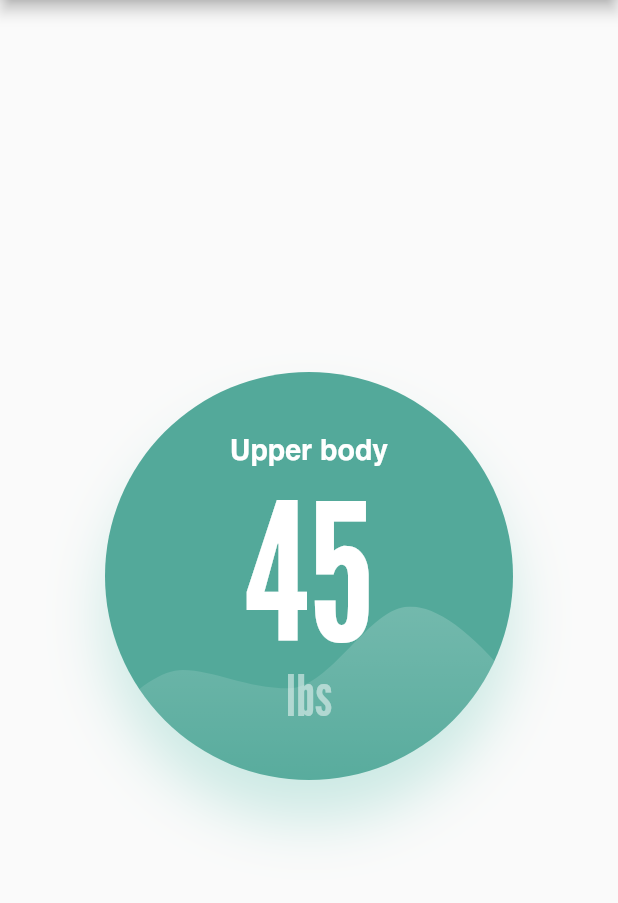
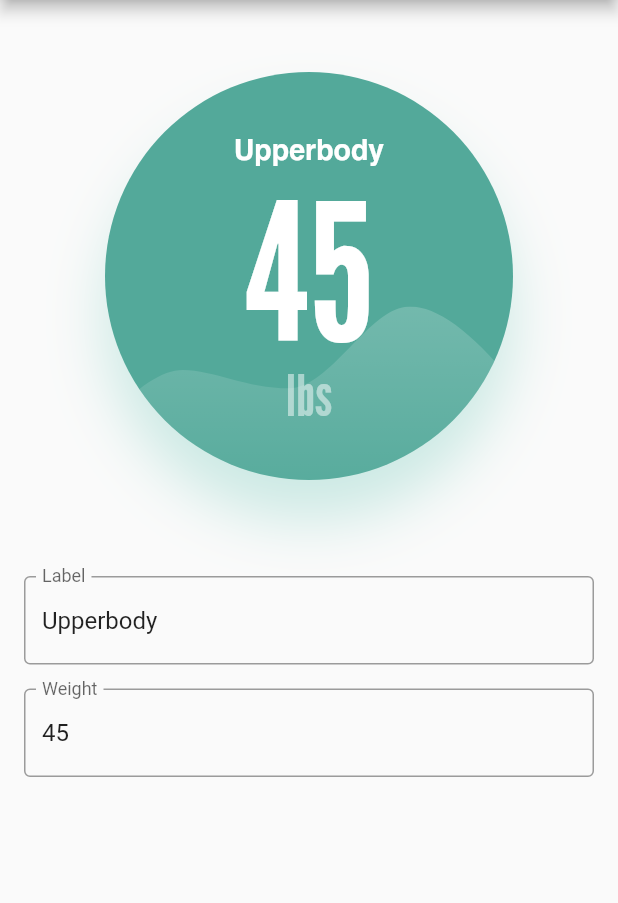
Before and after one commit to lhartman1/TonalChallenge, a Flutter app: the screen it shows after launch, on a phone screen of 412 x 824 dp, the part 84-987 px from its top. Run offline on Flutter 3.47's test engine with Material 2 defaults, Android fonts, the phone set to English and light mode, and no system bars; our stand-ins replace flutter_svg.

Commit message:
Add form for modifying the label and weight

```diff
--- a/lib/screens/home_page.dart
+++ b/lib/screens/home_page.dart
@@ -2,8 +2,16 @@ import 'package:flutter/material.dart';
 
 import '../widgets/metrics.dart';
 
-class HomePage extends StatelessWidget {
+class HomePage extends StatefulWidget {
   const HomePage({Key? key}) : super(key: key);
+
+  @override
+  State<HomePage> createState() => _HomePageState();
+}
+
+class _HomePageState extends State<HomePage> {
+  String _label = 'Upperbody';
+  String _weight = '45';
 
   @override
   Widget build(BuildContext context) {
@@ -11,9 +19,77 @@ class HomePage extends StatelessWidget {
       appBar: AppBar(
         title: const Text('Tonal Challenge'),
       ),
-      body: const Center(
-        child: Metrics('Upper body', '45'),
+      body: SingleChildScrollView(
+        child: Column(
+          mainAxisAlignment: MainAxisAlignment.spaceEvenly,
+          children: [
+            Padding(
+              padding: const EdgeInsets.symmetric(vertical: 48),
+              child: Metrics(_label, _weight),
+            ),
+            _buildForm(),
+          ],
+        ),
       ),
     );
   }
+
+  Widget _buildForm() {
+    return Padding(
+      padding: const EdgeInsets.all(16),
+      child: Column(
+        children: [
+          TextFormField(
+            onChanged: (value) {
+              setState(() {
+                _label = value;
+              });
+            },
+            initialValue: _label,
+            decoration: const InputDecoration(
+              labelText: 'Label',
+              border: OutlineInputBorder(),
+            ),
+          ),
+          const SizedBox(height: 16),
+          TextFormField(
+            onChanged: (value) {
+              // Set weight label to an empty string if it isn't a valid weight
+              final weight = _getWeightFromString(value)?.toString() ?? '';
+
+              setState(() {
+                _weight = weight;
+              });
+            },
+            validator: (value) {
+              if (_getWeightFromString(value) == null) {
+                return 'Please enter a number between 0 and 350';
+              }
+            },
+            autovalidateMode: AutovalidateMode.onUserInteraction,
+            initialValue: _weight,
+            decoration: const InputDecoration(
+              labelText: 'Weight',
+              border: OutlineInputBorder(),
+            ),
+          ),
+        ],
+      ),
+    );
+  }
+
+  /// Validates that the string provided is a number between minWeightNum and
+  /// maxWeightNum.
+  ///
+  /// Returns:
+  ///   Weight number if it is valid or null if it is not.
+  int? _getWeightFromString(String? value) {
+    if (value == null) return null;
+
+    final num = int.tryParse(value);
+
+    if (num == null || num < minWeightNum || num > maxWeightNum) return null;
+
+    return num;
+  }
 }
--- a/lib/widgets/metrics.dart
+++ b/lib/widgets/metrics.dart
@@ -4,6 +4,8 @@ import 'package:flutter_svg/flutter_svg.dart';
 import '../util/styles.dart';
 
 const _graphAssetName = 'assets/graph.svg';
+const minWeightNum = 0;
+const maxWeightNum = 350;
 
 class Metrics extends StatelessWidget {
   final String _labelText;
```
